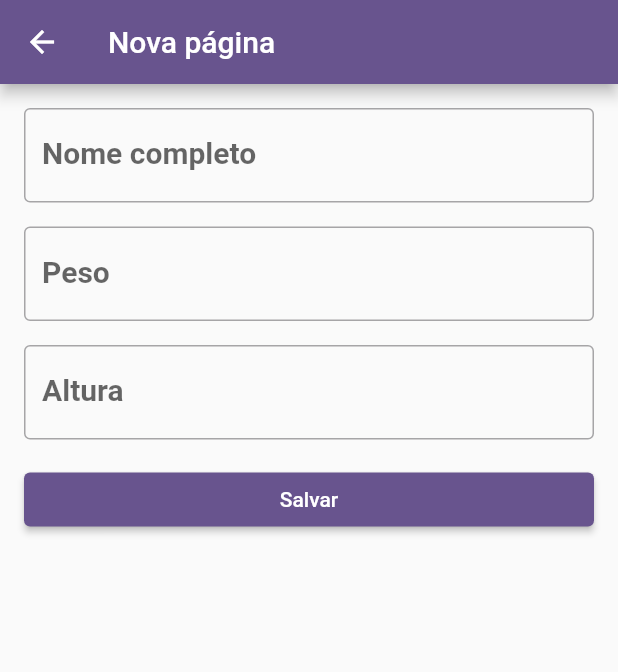
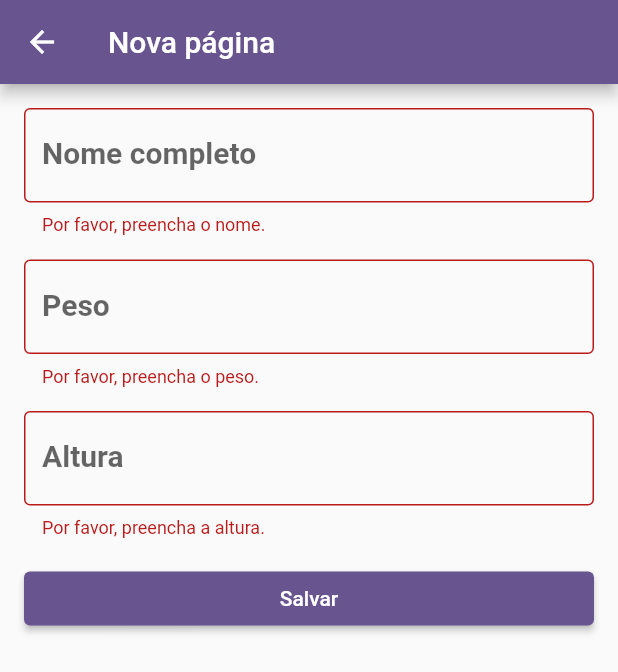
Before and after one commit to itajacybsd/pm_flutter_iniciante, a Flutter app: the screen it shows after launch, after a tap on the "navigate next" icon, on a phone screen of 412 x 824 dp. Shown: the top 672 px of the screen. Run offline on Flutter 3.47's test engine with Material 3 defaults, Android fonts, the phone set to English and light mode, and no system bars; our stand-ins replace faker.

```diff
--- a/pm_flutter_iniciante/lib/pages/criar_pessoa_page.dart
+++ b/pm_flutter_iniciante/lib/pages/criar_pessoa_page.dart
@@ -1,6 +1,5 @@
 import 'package:desenvolvimento_flutter_iniciante/models/criar_pesso_dto.dart';
 import 'package:flutter/material.dart';
-import 'package:flutter/services.dart';
 
 class CriarPessoaPage extends StatefulWidget {
   const CriarPessoaPage({super.key});
@@ -29,7 +28,7 @@ class _CriarPessoaPageState extends State<CriarPessoaPage> {
           child: Column(
             children: [
               TextFormField(
-                autovalidateMode: AutovalidateMode.onUserInteraction,
+                autovalidateMode: AutovalidateMode.always,
                 validator: (value) {
                   if (value?.isEmpty == true) {
                     return "Por favor, preencha o nome.";
@@ -49,11 +48,7 @@ class _CriarPessoaPageState extends State<CriarPessoaPage> {
               ),
               gap,
               TextFormField(
-                autovalidateMode: AutovalidateMode.onUserInteraction,
-                keyboardType: TextInputType.numberWithOptions(decimal: true),
-                inputFormatters: [
-                  FilteringTextInputFormatter.allow(RegExp(r'^\d+[,]?\d{0,1}'))
-                ],
+                autovalidateMode: AutovalidateMode.always,
                 validator: (value) {
                   if (value?.isEmpty == true) {
                     return "Por favor, preencha o peso.";
@@ -62,17 +57,13 @@ class _CriarPessoaPageState extends State<CriarPessoaPage> {
                 },
                 controller: pesoController,
                 decoration: InputDecoration(
-                    label: Text("Peso"),
-                    border: OutlineInputBorder(),
-                    suffixText: "Kg (ex: 72,5)"),
+                  label: Text("Peso"),
+                  border: OutlineInputBorder(),
+                ),
               ),
               gap,
               TextFormField(
-                keyboardType: TextInputType.number,
-                autovalidateMode: AutovalidateMode.onUserInteraction,
-                inputFormatters: [
-                  FilteringTextInputFormatter.digitsOnly,
-                ],
+                autovalidateMode: AutovalidateMode.always,
                 validator: (value) {
                   if (value?.isEmpty == true) {
                     return "Por favor, preencha a altura.";
@@ -83,7 +74,6 @@ class _CriarPessoaPageState extends State<CriarPessoaPage> {
                 decoration: InputDecoration(
                   label: Text("Altura"),
                   border: OutlineInputBorder(),
-                  suffixText: "Cm (Ex: 180)",
                 ),
               ),
               gap,
@@ -97,9 +87,9 @@ class _CriarPessoaPageState extends State<CriarPessoaPage> {
                             nome: nomeController.text,
                             altura: int.parse(alturaController.text),
                             peso: double.parse(
-                                pesoController.text.replaceAll(",", ".")),
+                              pesoController.text.replaceAll(",", "."),
+                            ),
                           );
-
                           Navigator.of(context).pop(criarPessoa);
                         }
                       },
@@ -114,12 +104,4 @@ class _CriarPessoaPageState extends State<CriarPessoaPage> {
       ),
     );
   }
-
-  @override
-  void dispose() {
-    nomeController.dispose();
-    pesoController.dispose();
-    alturaController.dispose();
-    super.dispose();
-  }
 }
--- a/pm_flutter_iniciante/lib/pages/home_page.dart
+++ b/pm_flutter_iniciante/lib/pages/home_page.dart
@@ -1,5 +1,7 @@
+import 'package:desenvolvimento_flutter_iniciante/extensions/extensions.dart';
 import 'package:desenvolvimento_flutter_iniciante/models/criar_pesso_dto.dart';
 import 'package:desenvolvimento_flutter_iniciante/models/pessoa.dart';
+import 'package:desenvolvimento_flutter_iniciante/pages/criar_pessoa_page.dart';
 import 'package:desenvolvimento_flutter_iniciante/routes/routes.dart';
 import 'package:desenvolvimento_flutter_iniciante/widgets/lista_pessoas.dart';
 import 'package:flutter/material.dart';
@@ -13,7 +15,6 @@ class HomePage extends StatefulWidget {
 
 class _HomePageState extends State<HomePage> {
   List<Pessoa> pessoas = [];
-
   @override
   Widget build(BuildContext context) {
     return Scaffold(
@@ -22,7 +23,7 @@ class _HomePageState extends State<HomePage> {
       ),
       body: ListaPessoas(
         pessoas: pessoas,
-        onDeletePessoa: (pessoa) {
+        onDeletePessoa: (Pessoa pessoa) {
           pessoas.remove(pessoa);
           setState(() {});
         },
@@ -35,19 +36,18 @@ class _HomePageState extends State<HomePage> {
 
           if (result != null) {
             final pessoaDto = result as CriarPessoDto;
-
             final pessoa = Pessoa(
               id: pessoas.length + 1,
               nome: pessoaDto.nome,
               altura: pessoaDto.altura,
               peso: pessoaDto.peso,
             );
-
             pessoas.add(pessoa);
             setState(() {});
           }
 
-          print("resultado: $result");
+          print('result: $result');
+
           // context.pushNamed(Routes.criarPessoaPage);
 
           // Navigator.of(context).pushAndRemoveUntil(
--- a/pm_flutter_iniciante/lib/widgets/custom_person_tile.dart
+++ b/pm_flutter_iniciante/lib/widgets/custom_person_tile.dart
@@ -4,7 +4,7 @@ import 'package:desenvolvimento_flutter_iniciante/widgets/pessoa_dialog.dart';
 import 'package:flutter/material.dart';
 
 class CustomPersonTile extends StatelessWidget {
-  final void Function(Pessoa pessoa) onDeletePessoa;
+  final Function(Pessoa pessoa) onDeletePessoa;
   final Pessoa pessoa;
   const CustomPersonTile({
     super.key,
--- a/pm_flutter_iniciante/lib/widgets/lista_pessoas.dart
+++ b/pm_flutter_iniciante/lib/widgets/lista_pessoas.dart
@@ -1,11 +1,14 @@
+// ignore_for_file: public_member_api_docs, sort_constructors_first
+import 'package:flutter/material.dart';
+
 import 'package:desenvolvimento_flutter_iniciante/models/pessoa.dart';
 import 'package:desenvolvimento_flutter_iniciante/widgets/custom_person_tile.dart';
-import 'package:flutter/material.dart';
 
 class ListaPessoas extends StatelessWidget {
-  final List<Pessoa> pessoas;
-  final void Function(Pessoa pessoa) onDeletePessoa;
-  const ListaPessoas({
+  final Function(Pessoa pessoa) onDeletePessoa;
+  List<Pessoa> pessoas;
+  // final Function onDeletePessoa;
+  ListaPessoas({
     super.key,
     required this.pessoas,
     required this.onDeletePessoa,
@@ -13,14 +16,17 @@ class ListaPessoas extends StatelessWidget {
 
   @override
   Widget build(BuildContext context) {
+    // final pessoas = gerarPessoas(20);
+
     if (pessoas.isEmpty) {
       return Center(
         child: Text(
-          "Nenhuma pessoa cadastrada",
-          style: TextStyle(fontSize: 20),
+          "Nenhuma pessoa cadastrada.",
+          style: TextStyle(fontSize: 20, color: Colors.black),
         ),
       );
     }
+
     return ListView.builder(
       itemCount: pessoas.length,
       itemBuilder: (context, index) {
--- a/pm_flutter_iniciante/lib/widgets/pessoa_dialog.dart
+++ b/pm_flutter_iniciante/lib/widgets/pessoa_dialog.dart
@@ -4,8 +4,8 @@ import 'package:desenvolvimento_flutter_iniciante/widgets/default_dialog_contain
 import 'package:flutter/material.dart';
 
 class PessoaDialog extends StatelessWidget {
-  final void Function(Pessoa pessoa) onDeletePessoa;
   final Pessoa pessoa;
+  final Function(Pessoa pessoa) onDeletePessoa;
   const PessoaDialog({
     super.key,
     required this.pessoa,
@@ -26,7 +26,7 @@ class PessoaDialog extends StatelessWidget {
                 Navigator.of(context).pop();
               },
               child: Text(
-                "Excluir",
+                "EXCLUIR",
                 style: TextStyle(
                   color: Colors.black,
                 ),
```
